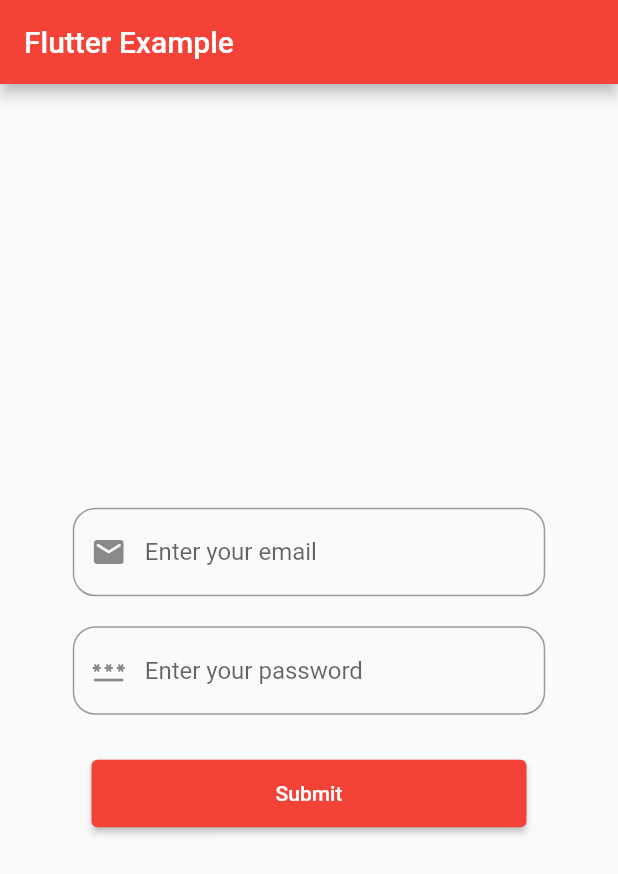
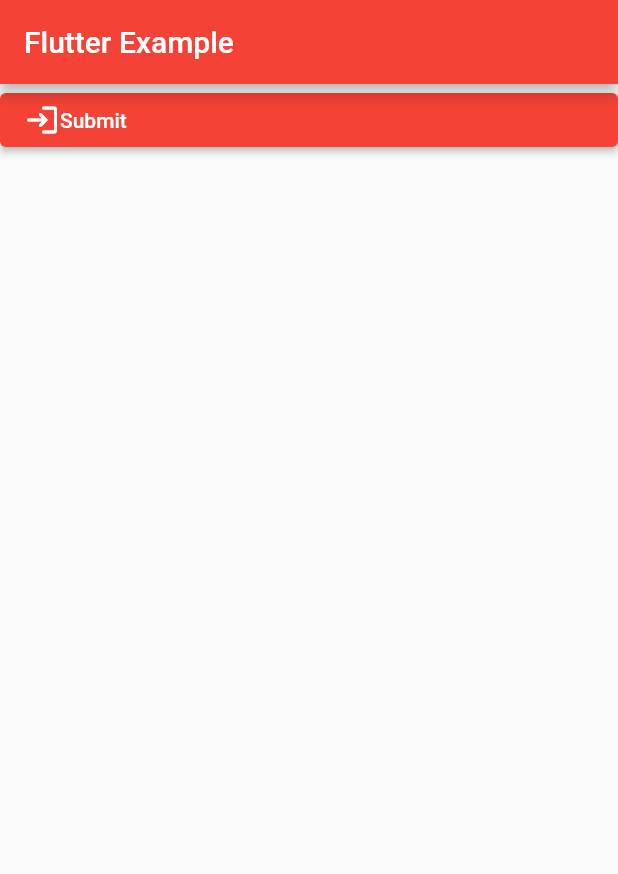
Before and after one commit to Ranjit8298/Flutter_Repo, a Flutter app: the screen it shows after launch, after a tap on "Submit", on a phone screen of 412 x 824 dp. Shown: the top 874 px of the screen. Run offline on Flutter 3.47's test engine with Material 2 defaults, Android fonts, the phone set to English and light mode, and no system bars.

Commit message:
custom btn widgets

```diff
--- /dev/null
+++ b/lib/Widgets/CustomButtonWidgets.dart
@@ -0,0 +1,39 @@
+import 'package:flutter/material.dart';
+
+class CustomButtonWidgets extends StatelessWidget {
+  final String btnName;
+  final Icon? btnIcon;
+  final Color? btnColor;
+  final TextStyle? btnTextStyle;
+  final VoidCallback? callback;
+
+  const CustomButtonWidgets(
+      {super.key,
+      required this.btnName,
+      this.btnIcon,
+      this.btnColor = Colors.blue,
+      this.btnTextStyle,
+      this.callback});
+
+  @override
+  Widget build(BuildContext context) {
+    return ElevatedButton(
+        onPressed: () {
+          callback!();
+        },
+        child: btnIcon != null
+            ? Row(
+                children: [
+                  btnIcon!,
+                  Text(
+                    btnName,
+                    style: btnTextStyle,
+                  )
+                ],
+              )
+            : Text(
+                btnName,
+                style: btnTextStyle,
+              ));
+  }
+}
--- a/lib/main.dart
+++ b/lib/main.dart
@@ -1,4 +1,5 @@
 import 'package:flutter/material.dart';
+import 'package:flutter_repo/Widgets/CustomButtonWidgets.dart';
 
 void main() {
   runApp(const MyApp());
@@ -863,52 +864,149 @@ class _MyHomePageState extends State<MyHomePage> {
       //   )
       // )
 
-      body: Center(
-          child: Container(
-              width: 335,
-              child: Column(
-                mainAxisAlignment: MainAxisAlignment.center,
-                children: [
-                  Container(
-                    margin: EdgeInsets.all(10),
-                    child: TextField(
-                      controller: emailTxt,
-                      keyboardType: TextInputType.emailAddress,
-                      decoration: InputDecoration(
-                          hintText: 'Enter your email',
-                          prefixIcon: Icon(Icons.email_rounded),
-                          border: OutlineInputBorder(
-                              borderRadius: BorderRadius.circular(15),
-                              borderSide: BorderSide(color: Colors.grey))),
-                    ),
-                  ),
-                  Container(
-                    margin: EdgeInsets.all(10),
-                    child: TextField(
-                      controller: passwordTxt,
-                      keyboardType: TextInputType.visiblePassword,
-                      obscureText: true,
-                      decoration: InputDecoration(
-                          hintText: 'Enter your password',
-                          prefixIcon: Icon(Icons.password_rounded),
-                          border: OutlineInputBorder(
-                              borderRadius: BorderRadius.circular(15),
-                              borderSide: BorderSide(color: Colors.grey))),
-                    ),
-                  ),
-                  Container(
-                    width: 290,
-                    height: 45,
-                    margin: EdgeInsets.only(top: 20),
-                    child: ElevatedButton(
-                        onPressed: () {
-                          print(
-                              'Email is ${emailTxt} and password is ${passwordTxt}');
-                        },
-                        child: Text('Submit')),
-                  )
-                ],
-              ))),
+// textFiled
+      // body: Center(
+      //     child: Container(
+      //         width: 335,
+      //         child: Column(
+      //           mainAxisAlignment: MainAxisAlignment.center,
+      //           children: [
+      //             Container(
+      //               margin: EdgeInsets.all(10),
+      //               child: TextField(
+      //                 controller: emailTxt,
+      //                 keyboardType: TextInputType.emailAddress,
+      //                 decoration: InputDecoration(
+      //                     hintText: 'Enter your email',
+      //                     prefixIcon: Icon(Icons.email_rounded),
+      //                     border: OutlineInputBorder(
+      //                         borderRadius: BorderRadius.circular(15),
+      //                         borderSide: BorderSide(color: Colors.grey))),
+      //               ),
+      //             ),
+      //             Container(
+      //               margin: EdgeInsets.all(10),
+      //               child: TextField(
+      //                 controller: passwordTxt,
+      //                 keyboardType: TextInputType.visiblePassword,
+      //                 obscureText: true,
+      //                 decoration: InputDecoration(
+      //                     hintText: 'Enter your password',
+      //                     prefixIcon: Icon(Icons.password_rounded),
+      //                     border: OutlineInputBorder(
+      //                         borderRadius: BorderRadius.circular(15),
+      //                         borderSide: BorderSide(color: Colors.grey))),
+      //               ),
+      //             ),
+      //             Container(
+      //               width: 290,
+      //               height: 45,
+      //               margin: EdgeInsets.only(top: 20),
+      //               child: ElevatedButton(
+      //                   onPressed: () {
+      //                     print(
+      //                         'Email is ${emailTxt} and password is ${passwordTxt}');
+      //                   },
+      //                   child: Text('Submit')),
+      //             ),
+      //           ],
+      //         ))),
+
+// date picker modal
+      // body: Center(
+      //   child: Column(
+      //     mainAxisAlignment: MainAxisAlignment.center,
+      //     children: [
+      //       Text('Select Date'),
+      //       Container(
+      //           margin: EdgeInsets.only(top: 10),
+      //           child: ElevatedButton(
+      //               onPressed: () async {
+      //                 DateTime? datePicker = await showDatePicker(
+      //                   context: context,
+      //                   initialDate: DateTime.now(),
+      //                   firstDate: DateTime(1900),
+      //                   lastDate: DateTime(2004),
+      //                 );
+      //               },
+      //               child: Text('Show')))
+      //     ],
+      //   ),
+      // ),
+
+      // Grid View
+      // body: Padding(
+      //   padding: const EdgeInsets.all(10.0),
+      //   child: GridView.count(
+      //     crossAxisCount: 3,
+      //     children: [
+      //       Padding(
+      //         padding: const EdgeInsets.all(8.0),
+      //         child: Container(
+      //           color: Colors.black,
+      //         ),
+      //       ),
+      //       Padding(
+      //         padding: const EdgeInsets.all(8.0),
+      //         child: Container(
+      //           color: Colors.blue,
+      //         ),
+      //       ),
+      //       Padding(
+      //         padding: const EdgeInsets.all(8.0),
+      //         child: Container(
+      //           color: Colors.green,
+      //         ),
+      //       ),
+      //       Padding(
+      //         padding: const EdgeInsets.all(8.0),
+      //         child: Container(
+      //           color: Colors.amberAccent,
+      //         ),
+      //       ),
+      //       Padding(
+      //         padding: const EdgeInsets.all(8.0),
+      //         child: Container(
+      //           color: Colors.orange,
+      //         ),
+      //       ),
+      //       Padding(
+      //         padding: const EdgeInsets.all(8.0),
+      //         child: Container(
+      //           color: Colors.yellow,
+      //         ),
+      //       ),
+      //       Padding(
+      //         padding: const EdgeInsets.all(8.0),
+      //         child: Container(
+      //           color: Colors.purple,
+      //         ),
+      //       ),
+      //       Padding(
+      //         padding: const EdgeInsets.all(8.0),
+      //         child: Container(
+      //           color: Colors.indigo,
+      //         ),
+      //       ),
+      //       Padding(
+      //         padding: const EdgeInsets.all(8.0),
+      //         child: Container(
+      //           color: Colors.deepPurpleAccent,
+      //         ),
+      //       ),
+      //     ],
+      //   ),
+      // ),
+
+      //custom button call
+      body: CustomButtonWidgets(
+        btnName: 'Submit',
+        btnColor: Colors.red,
+        btnIcon: Icon(Icons.login_rounded),
+        callback: (() {
+          print('object clicked');
+        }),
+      ),
     );
   }
 }
```
